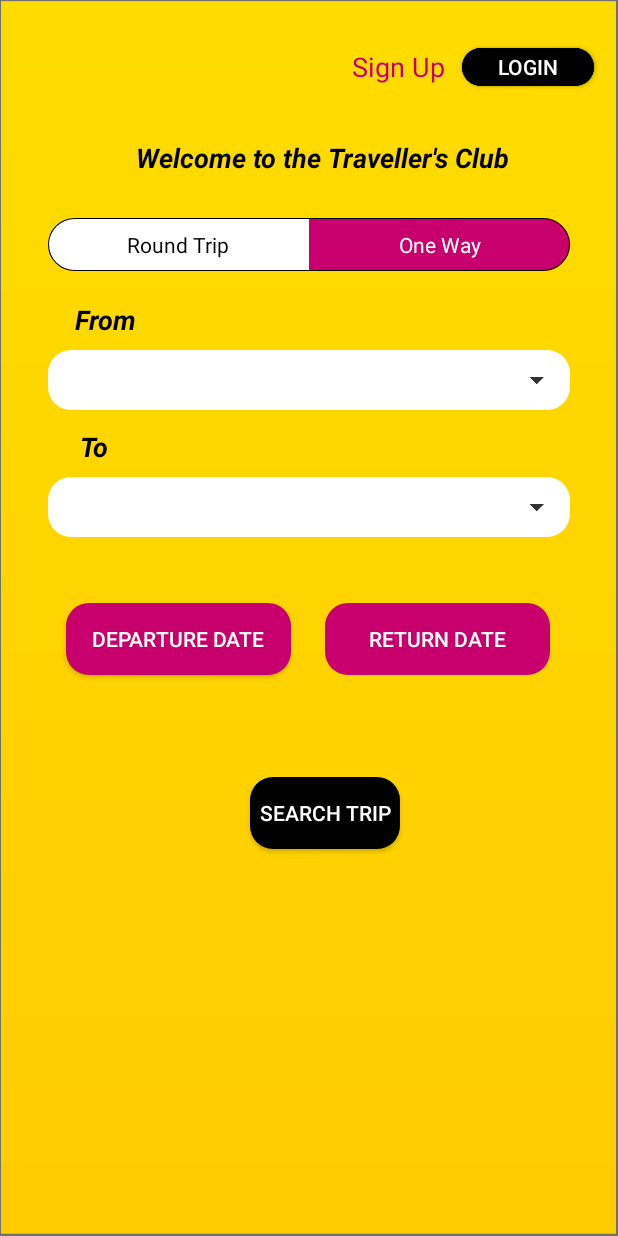
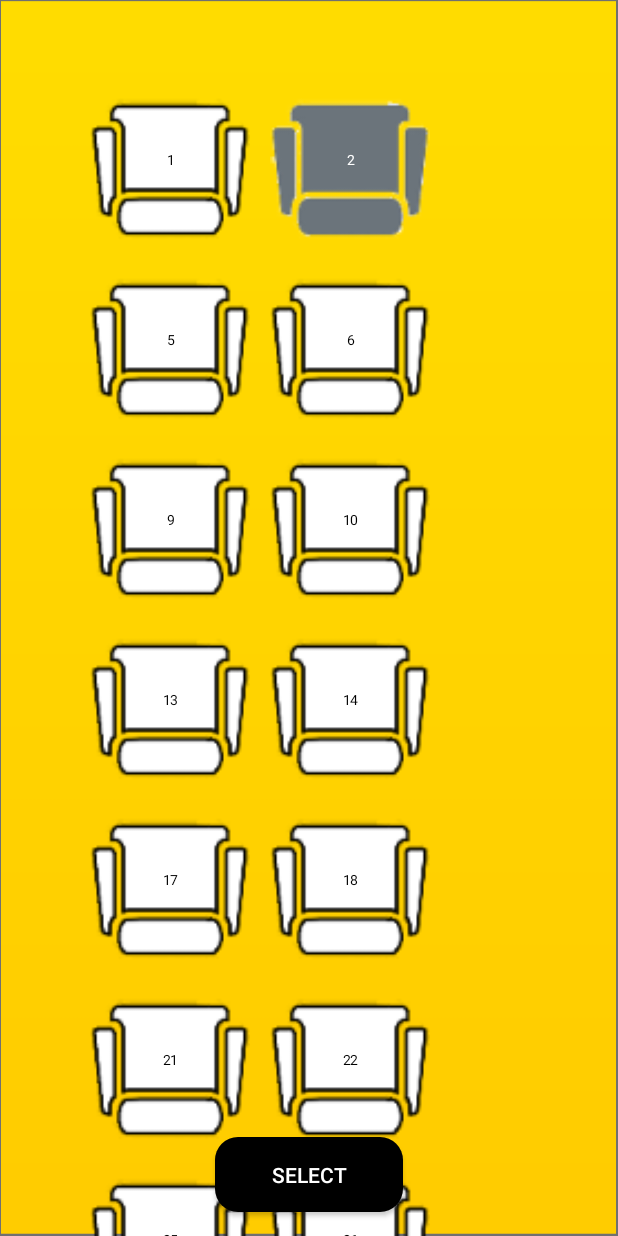
Before and after one commit to mert-tatli/Intercity-Bus-Ticket-Reserving-And-Selling-App, an Android app: the screen it shows after launch (MainActivity before the commit, SelectSeatActivity after it), on a phone screen of 412 x 824 dp. Run offline under Robolectric (Android 15) with nearby library versions, the phone set to English and light mode, and no system bars.

Commit message:
selectSeat activity is completed.

```diff
--- a/app/src/main/AndroidManifest.xml
+++ b/app/src/main/AndroidManifest.xml
@@ -9,12 +9,12 @@
         android:roundIcon="@mipmap/ic_launcher_round"
         android:supportsRtl="true"
         android:theme="@style/AppTheme">
-        <activity android:name=".RegisterActivity"/>
+        <activity android:name=".MainActivity"/>
+        <activity android:name=".RegisterActivity" />
         <activity android:name=".LoginActivity" />
-        <activity android:name=".MainActivity">
+        <activity android:name=".SelectSeatActivity">
             <intent-filter>
                 <action android:name="android.intent.action.MAIN" />
-
                 <category android:name="android.intent.category.LAUNCHER" />
             </intent-filter>
         </activity>
--- /dev/null
+++ b/app/src/main/java/com/example/intercitybusticketapp/SelectSeatActivity.java
@@ -0,0 +1,148 @@
+package com.example.intercitybusticketapp;
+
+import androidx.appcompat.app.AppCompatActivity;
+import android.graphics.Color;
+import android.os.Bundle;
+import android.util.TypedValue;
+import android.view.Gravity;
+import android.view.View;
+import android.view.ViewGroup;
+import android.widget.LinearLayout;
+import android.widget.TextView;
+import android.widget.Toast;
+
+import java.util.ArrayList;
+import java.util.List;
+
+public class SelectSeatActivity extends AppCompatActivity implements View.OnClickListener {
+    ViewGroup layout;
+
+    String seats =
+             "AU___AA/"
+            + "AA___AA/"
+            + "AA___AA/"
+            + "AA___AA/"
+            + "AA___AA/"
+            + "AA___AA/"
+            + "AA___AA/"
+            + "AA___AA/"
+            + "_______/"
+            + "AA___AA/"
+            + "AA___AA/"
+            + "AA___AA/"
+            + "AA___AA/"
+            + "_______/"
+            + "_______/";
+
+    List<TextView> seatViewList = new ArrayList<>();
+    int seatSize = 160;
+    int seatGaping =10;
+
+    int STATUS_AVAILABLE = 1;
+    int STATUS_BOOKED = 2;
+    int STATUS_RESERVED = 3;
+    String selectedIds = "";
+
+    @Override
+    protected void onCreate(Bundle savedInstanceState) {
+        super.onCreate(savedInstanceState);
+        setContentView(R.layout.activity_selectseat);
+        layout = findViewById(R.id.layoutSeat);
+
+        seats = "/" + seats;
+
+        LinearLayout layoutSeat = new LinearLayout(this);
+        LinearLayout.LayoutParams params = new LinearLayout.LayoutParams(ViewGroup.LayoutParams.MATCH_PARENT, ViewGroup.LayoutParams.WRAP_CONTENT);
+        layoutSeat.setOrientation(LinearLayout.VERTICAL);
+        layoutSeat.setLayoutParams(params);
+        layoutSeat.setPadding(8 * seatGaping, 8 * seatGaping, 8 * seatGaping, 8 * seatGaping);
+        layout.addView(layoutSeat);
+
+        LinearLayout layout = null;
+
+        int count = 0;
+
+        for (int index = 0; index < seats.length(); index++) {
+            if (seats.charAt(index) == '/') {
+                layout = new LinearLayout(this);
+                layout.setOrientation(LinearLayout.HORIZONTAL);
+                layoutSeat.addView(layout);
+            } else if (seats.charAt(index) == 'U') {
+                count++;
+                TextView view = new TextView(this);
+                LinearLayout.LayoutParams layoutParams = new LinearLayout.LayoutParams(seatSize, seatSize);
+                layoutParams.setMargins(seatGaping, seatGaping, seatGaping, seatGaping);
+                view.setLayoutParams(layoutParams);
+                view.setPadding(0, 0, 0, 2 * seatGaping);
+                view.setId(count);
+                view.setGravity(Gravity.CENTER);
+                view.setBackgroundResource(R.drawable.ic_seats_booked);
+                view.setTextColor(Color.WHITE);
+                view.setTag(STATUS_BOOKED);
+                view.setText(count + "");
+                view.setTextSize(TypedValue.COMPLEX_UNIT_DIP, 9);
+                layout.addView(view);
+                seatViewList.add(view);
+                view.setOnClickListener(this);
+            } else if (seats.charAt(index) == 'A') {
+                count++;
+                TextView view = new TextView(this);
+                LinearLayout.LayoutParams layoutParams = new LinearLayout.LayoutParams(seatSize, seatSize);
+                layoutParams.setMargins(seatGaping, seatGaping, seatGaping, seatGaping);
+                view.setLayoutParams(layoutParams);
+                view.setPadding(0, 0, 0, 2 * seatGaping);
+                view.setId(count);
+                view.setGravity(Gravity.CENTER);
+                view.setBackgroundResource(R.drawable.ic_seats_book);
+                view.setText(count + "");
+                view.setTextSize(TypedValue.COMPLEX_UNIT_DIP, 9);
+                view.setTextColor(Color.BLACK);
+                view.setTag(STATUS_AVAILABLE);
+                layout.addView(view);
+                seatViewList.add(view);
+                view.setOnClickListener(this);
+            } else if (seats.charAt(index) == 'R') {
+                count++;
+                TextView view = new TextView(this);
+                LinearLayout.LayoutParams layoutParams = new LinearLayout.LayoutParams(seatSize, seatSize);
+                layoutParams.setMargins(seatGaping, seatGaping, seatGaping, seatGaping);
+                view.setLayoutParams(layoutParams);
+                view.setPadding(0, 0, 0, 2 * seatGaping);
+                view.setId(count);
+                view.setGravity(Gravity.CENTER);
+                view.setBackgroundResource(R.drawable.ic_seats_reserved);
+                view.setText(count + "");
+                view.setTextSize(TypedValue.COMPLEX_UNIT_DIP, 9);
+                view.setTextColor(Color.WHITE);
+                view.setTag(STATUS_RESERVED);
+                layout.addView(view);
+                seatViewList.add(view);
+                view.setOnClickListener(this);
+            } else if (seats.charAt(index) == '_') {
+                TextView view = new TextView(this);
+                LinearLayout.LayoutParams layoutParams = new LinearLayout.LayoutParams(seatSize, seatSize);
+                layoutParams.setMargins(seatGaping, seatGaping, seatGaping, seatGaping);
+                view.setLayoutParams(layoutParams);
+                view.setBackgroundColor(Color.TRANSPARENT);
+                view.setText("");
+                layout.addView(view);
+            }
+        }
+    }
+    @Override
+    public void onClick(View view) {
+        if ((int) view.getTag() == STATUS_AVAILABLE) {
+            if (selectedIds.contains(view.getId() + ",")) {
+                selectedIds = selectedIds.replace(+view.getId() + ",", "");
+                view.setBackgroundResource(R.drawable.ic_seats_book);
+            } else {
+                selectedIds = selectedIds + view.getId() + ",";
+                view.setBackgroundResource(R.drawable.ic_seats_b);
+            }
+        } else if ((int) view.getTag() == STATUS_BOOKED) {
+            Toast.makeText(this, "Seat " + view.getId() + " is Booked", Toast.LENGTH_SHORT).show();
+        } else if ((int) view.getTag() == STATUS_RESERVED) {
+            Toast.makeText(this, "Seat " + view.getId() + " is Reserved", Toast.LENGTH_SHORT).show();
+        }
+    }
+}
--- a/app/src/main/res/layout/activity_main.xml
+++ b/app/src/main/res/layout/activity_main.xml
@@ -13,7 +13,7 @@
         android:id="@+id/loginButton"
         android:layout_width="0dp"
         android:layout_height="25dp"
-        android:layout_marginTop="32dp"
+        android:layout_marginTop="16dp"
         android:layout_marginEnd="16dp"
         android:layout_marginRight="16dp"
         android:background="@drawable/ic_button_round"
@@ -25,11 +25,11 @@
 
     <Button
         android:id="@+id/buttonSearch"
-        android:layout_width="100dp"
-        android:layout_height="0dp"
+        android:layout_width="150dp"
+        android:layout_height="wrap_content"
         android:layout_marginStart="32dp"
         android:layout_marginLeft="32dp"
-        android:layout_marginTop="68dp"
+        android:layout_marginTop="64dp"
         android:layout_marginEnd="32dp"
         android:layout_marginRight="32dp"
         android:background="@drawable/ic_button_round"
@@ -37,17 +37,15 @@
         android:textColor="#FFFFFF"
         android:textSize="14sp"
         app:layout_constraintEnd_toEndOf="parent"
-        app:layout_constraintHorizontal_bias="0.542"
+        app:layout_constraintHorizontal_bias="0.538"
         app:layout_constraintStart_toStartOf="parent"
         app:layout_constraintTop_toBottomOf="@+id/departureDateButton" />
 
     <Button
         android:id="@+id/returnDateButton"
         android:layout_width="150dp"
-        android:layout_height="0dp"
-        android:layout_marginStart="8dp"
-        android:layout_marginLeft="8dp"
-        android:layout_marginTop="44dp"
+        android:layout_height="wrap_content"
+        android:layout_marginTop="32dp"
         android:layout_marginEnd="32dp"
         android:layout_marginRight="32dp"
         android:background="@drawable/ic_button_round_pink"
@@ -57,39 +55,19 @@
         android:text="RETURN DATE"
         android:textColor="#FFFFFF"
         app:layout_constraintEnd_toEndOf="parent"
-        app:layout_constraintHorizontal_bias="0.518"
-        app:layout_constraintStart_toEndOf="@+id/departureDateButton"
         app:layout_constraintTop_toBottomOf="@+id/spinner2" />
-
-    <Button
-        android:id="@+id/button"
-        android:layout_width="0dp"
-        android:layout_height="25dp"
-        android:layout_marginTop="32dp"
-        android:layout_marginEnd="16dp"
-        android:layout_marginRight="16dp"
-        android:background="@drawable/ic_button_round"
-        android:text="LOGIN"
-        android:textColor="#FFFFFF"
-        android:textSize="14sp"
-        app:layout_constraintEnd_toEndOf="parent"
-        app:layout_constraintTop_toTopOf="parent" />
 
     <TextView
         android:id="@+id/textView"
         android:layout_width="wrap_content"
         android:layout_height="wrap_content"
-        android:layout_marginStart="76dp"
-        android:layout_marginLeft="76dp"
-        android:layout_marginTop="32dp"
-        android:layout_marginEnd="4dp"
-        android:layout_marginRight="4dp"
+        android:layout_marginTop="16dp"
+        android:layout_marginEnd="24dp"
+        android:layout_marginRight="24dp"
         android:text="Sign Up"
         android:textColor="@color/colorPrimary"
         android:textSize="18sp"
-        app:layout_constraintEnd_toStartOf="@+id/button"
-        app:layout_constraintHorizontal_bias="0.957"
-        app:layout_constraintStart_toStartOf="parent"
+        app:layout_constraintEnd_toStartOf="@+id/loginButton"
         app:layout_constraintTop_toTopOf="parent" />
 
     <TextView
@@ -98,12 +76,12 @@
         android:layout_height="wrap_content"
         android:layout_marginStart="32dp"
         android:layout_marginLeft="32dp"
-        android:layout_marginTop="36dp"
+        android:layout_marginTop="32dp"
         android:layout_marginEnd="32dp"
         android:layout_marginRight="32dp"
         android:text="Welcome to the Traveller's Club"
         android:textColor="@color/black"
-        android:textSize="18sp"
+        android:textSize="24sp"
         android:textStyle="bold|italic"
         app:layout_constraintEnd_toEndOf="parent"
         app:layout_constraintHorizontal_bias="0.59"
@@ -113,16 +91,16 @@
     <Button
         android:id="@+id/departureDateButton"
         android:layout_width="150dp"
-        android:layout_height="0dp"
-        android:layout_marginStart="44dp"
-        android:layout_marginLeft="44dp"
-        android:layout_marginTop="44dp"
+        android:layout_height="wrap_content"
+        android:layout_marginTop="32dp"
+        android:layout_marginEnd="32dp"
+        android:layout_marginRight="32dp"
         android:background="@drawable/ic_button_round_pink"
         android:paddingLeft="5dp"
         android:paddingRight="5dp"
         android:text="DEPARTURE DATE"
         android:textColor="#FFFFFF"
-        app:layout_constraintStart_toStartOf="parent"
+        app:layout_constraintEnd_toStartOf="@+id/returnDateButton"
         app:layout_constraintTop_toBottomOf="@+id/spinner2" />
 
     <RadioGroup
@@ -131,7 +109,7 @@
         android:layout_height="wrap_content"
         android:layout_marginStart="16dp"
         android:layout_marginLeft="16dp"
-        android:layout_marginTop="12dp"
+        android:layout_marginTop="24dp"
         android:layout_marginEnd="16dp"
         android:layout_marginRight="16dp"
         android:gravity="center"
@@ -172,10 +150,10 @@
     <Spinner
         android:id="@+id/spinner2"
         android:layout_width="0dp"
-        android:layout_height="40dp"
+        android:layout_height="45dp"
         android:layout_marginStart="32dp"
         android:layout_marginLeft="32dp"
-        android:layout_marginTop="8dp"
+        android:layout_marginTop="16dp"
         android:layout_marginEnd="32dp"
         android:layout_marginRight="32dp"
         android:background="@drawable/spinner_style"
@@ -188,7 +166,7 @@
         android:id="@+id/textView5"
         android:layout_width="wrap_content"
         android:layout_height="wrap_content"
-        android:layout_marginTop="4dp"
+        android:layout_marginTop="16dp"
         android:text="From"
         android:textColor="@color/black"
         android:textSize="18sp"
@@ -202,7 +180,7 @@
         android:id="@+id/textView7"
         android:layout_width="wrap_content"
         android:layout_height="wrap_content"
-        android:layout_marginTop="12dp"
+        android:layout_marginTop="16dp"
         android:text="To"
         android:textColor="@color/black"
         android:textSize="18sp"
@@ -215,10 +193,10 @@
     <Spinner
         android:id="@+id/spinner"
         android:layout_width="0dp"
-        android:layout_height="40dp"
+        android:layout_height="45dp"
         android:layout_marginStart="32dp"
         android:layout_marginLeft="32dp"
-        android:layout_marginTop="8dp"
+        android:layout_marginTop="16dp"
         android:layout_marginEnd="32dp"
         android:layout_marginRight="32dp"
         android:background="@drawable/spinner_style"
--- /dev/null
+++ b/app/src/main/res/layout/activity_selectseat.xml
@@ -0,0 +1,41 @@
+<?xml version="1.0" encoding="utf-8"?>
+<androidx.constraintlayout.widget.ConstraintLayout xmlns:android="http://schemas.android.com/apk/res/android"
+    xmlns:app="http://schemas.android.com/apk/res-auto"
+    xmlns:tools="http://schemas.android.com/tools"
+    android:layout_width="match_parent"
+    android:layout_height="match_parent"
+    android:background="@drawable/backgroundorange2"
+    tools:context=".SelectSeatActivity">
+
+    <ScrollView
+        android:layout_width="fill_parent"
+        android:layout_height="fill_parent"
+        android:scrollbars="vertical"
+        tools:layout_editor_absoluteX="137dp"
+        tools:layout_editor_absoluteY="357dp">
+
+        <HorizontalScrollView
+            android:id="@+id/layoutSeat"
+            android:layout_width="fill_parent"
+            android:layout_height="fill_parent"
+            />
+    </ScrollView>
+
+    <Button
+        android:id="@+id/loginButton"
+        android:layout_width="125dp"
+        android:layout_height="50dp"
+        android:layout_marginStart="8dp"
+        android:layout_marginLeft="8dp"
+        android:layout_marginEnd="8dp"
+        android:layout_marginRight="8dp"
+        android:layout_marginBottom="16dp"
+        android:background="@drawable/ic_button_round"
+        android:text="Select"
+        android:textColor="#FFFFFF"
+        app:layout_constraintBottom_toBottomOf="parent"
+        app:layout_constraintEnd_toEndOf="parent"
+        app:layout_constraintStart_toStartOf="parent" />
+
+
+</androidx.constraintlayout.widget.ConstraintLayout>
--- a/build.gradle
+++ b/build.gradle
@@ -5,7 +5,7 @@ buildscript {
         jcenter()
     }
     dependencies {
-        classpath "com.android.tools.build:gradle:4.1.0"
+        classpath 'com.android.tools.build:gradle:4.1.1'
 
         // NOTE: Do not place your application dependencies here; they belong
         // in the individual module build.gradle files
```
Also changed, not shown: app/src/main/res/layout/activity_login.xml (+7 -5 lines), app/src/main/res/drawable-xxxhdpi/ic_seats_b.png (added), app/src/main/res/drawable-xxxhdpi/ic_seats_book.png (added), app/src/main/res/drawable-xxxhdpi/ic_seats_booked.png (added), app/src/main/res/drawable-xxxhdpi/ic_seats_reserved.png (added), app/src/main/res/drawable-xxxhdpi/ic_seats_selected.png (added).
